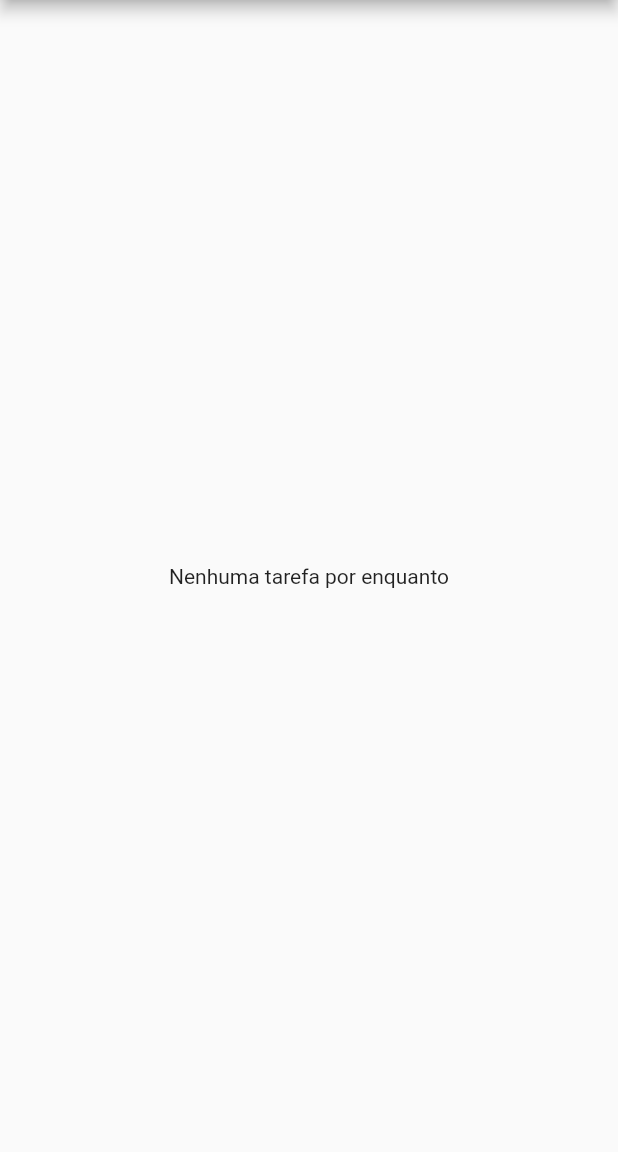
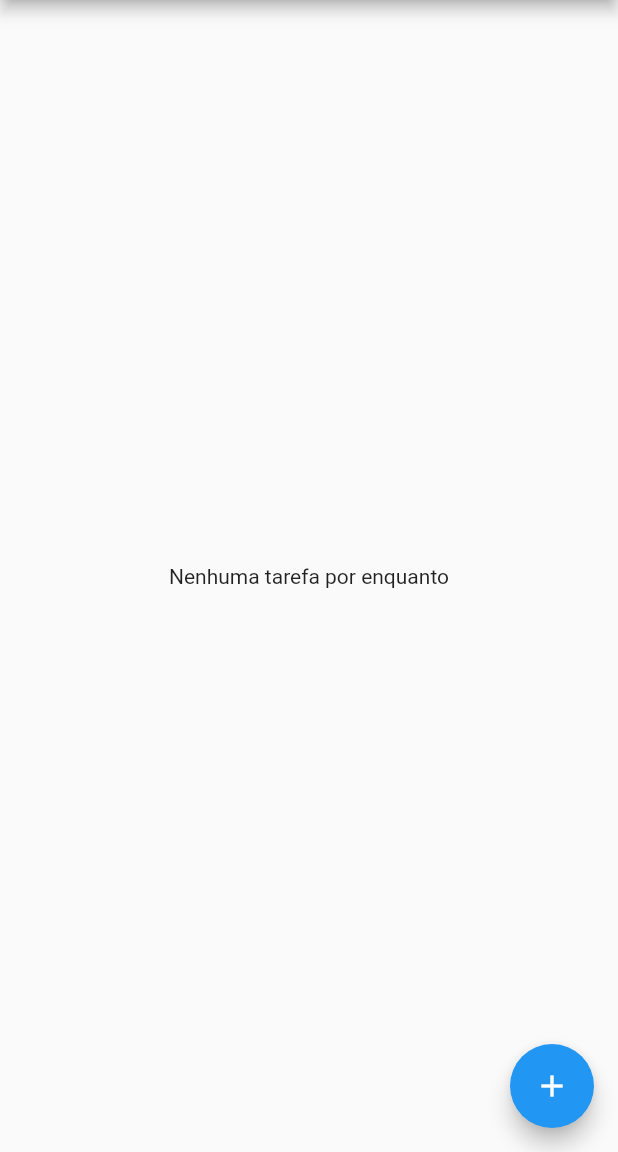
Before and after one commit to do5-5anto5/mvvm_template_with_flutter, a Flutter app: the screen it shows after launch, on a phone screen of 412 x 824 dp, the part 84-1236 px from its top. Run offline on Flutter 3.47's test engine with Material 3 defaults, Android fonts, the phone set to English and light mode, and no system bars.

Commit message:
feat: change TodoScreen to StatefullWidget, and pass todoViewmodel.deleteTodo as callback

```diff
--- a/lib/ui/todo/widgets/todo_screen.dart
+++ b/lib/ui/todo/widgets/todo_screen.dart
@@ -1,35 +1,107 @@
 import 'package:flutter/material.dart';
 import 'package:mvvm_template_with_flutter/ui/todo/viewmodels/todo_viewmodel.dart';
+import 'package:mvvm_template_with_flutter/ui/todo/widgets/add_todo_form.dart';
 import 'package:mvvm_template_with_flutter/ui/todo/widgets/todos_list.dart';
 
-class TodoScreen extends StatelessWidget {
+class TodoScreen extends StatefulWidget {
   const TodoScreen({super.key, required this.todoViewmodel});
   final TodoViewmodel todoViewmodel;
+
+  @override
+  State<TodoScreen> createState() => _TodoScreenState();
+}
+
+class _TodoScreenState extends State<TodoScreen> {
+  @override
+  void initState() {
+    widget.todoViewmodel.deleteTodo.addListener(_onResult);
+    super.initState();
+  }
+
+  void _onResult() {
+    if (widget.todoViewmodel.deleteTodo.running) {
+      showDialog(
+        barrierDismissible: false,
+        context: context,
+        builder: (ctx) => const AlertDialog(
+          content: IntrinsicHeight(
+            child: Center(child: CircularProgressIndicator()),
+          ),
+        ),
+      );
+    } else {
+      if (widget.todoViewmodel.deleteTodo.completed) {
+        Navigator.of(context).pop();
+        ScaffoldMessenger.of(context).removeCurrentSnackBar();
+        ScaffoldMessenger.of(context).showSnackBar(
+          const SnackBar(
+            duration: Duration(seconds: 2),
+            backgroundColor: Colors.green,
+            content: Text('Tarefa deletada.'),
+          ),
+        );
+      }
+
+      if (widget.todoViewmodel.deleteTodo.error) {
+        Navigator.of(context).pop();
+        ScaffoldMessenger.of(context).removeCurrentSnackBar();
+        ScaffoldMessenger.of(context).showSnackBar(
+          const SnackBar(
+            duration: Duration(seconds: 2),
+            backgroundColor: Colors.red,
+            content: Text('Erro ao deletar tarefa.'),
+          ),
+        );
+      }
+    }
+  }
 
   @override
   Widget build(BuildContext context) {
     return Scaffold(
       appBar: AppBar(title: const Text('Todos Screen')),
       body: ListenableBuilder(
-        listenable: todoViewmodel.load,
+        listenable: widget.todoViewmodel.load,
         builder: (context, child) {
-          if (todoViewmodel.load.running) {
+          if (widget.todoViewmodel.load.running) {
             return const Center(child: CircularProgressIndicator());
           }
 
-          if (todoViewmodel.load.error) {
-            return const Center(child: Text('Erro ao carregar todos...'));
+          if (widget.todoViewmodel.load.error) {
+            return const Center(child: Text('Erro ao carregar tarefas...'));
           }
 
           return child!;
         },
         child: ListenableBuilder(
-          listenable: todoViewmodel,
+          listenable: widget.todoViewmodel,
           builder: (context, child) {
-            return TodosList(todos: todoViewmodel.todos);
+            return TodosList(
+              todos: widget.todoViewmodel.todos,
+              onDeleteTodo: (todo) {
+                widget.todoViewmodel.deleteTodo.execute(todo);
+              },
+            );
           },
         ),
       ),
+      floatingActionButton: FloatingActionButton(
+        child: const Icon(Icons.add),
+        onPressed: () {
+          showDialog(
+            context: context,
+            builder: (context) {
+              return AddTodoForm(todoViewmodel: widget.todoViewmodel);
+            },
+          );
+        },
+      ),
     );
   }
+
+  @override
+  void dispose() {
+    widget.todoViewmodel.deleteTodo.removeListener(_onResult);
+    super.dispose();
+  }
 }
```
